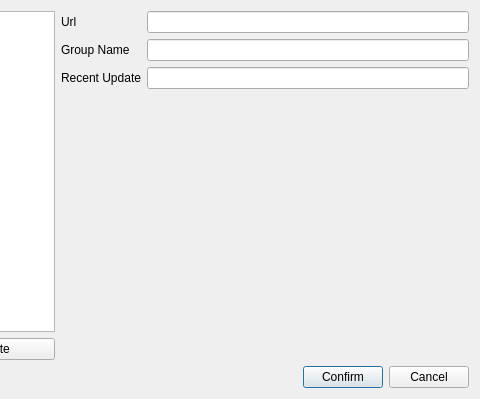
The window that ui/subscribedialog.ui (Trojan-Qt5/Trojan-Qt5) describes before a commit, drawn with Qt 5; both pictures show x 212 to 692 and y 0 to 399 of the 692 by 399 pixel window.
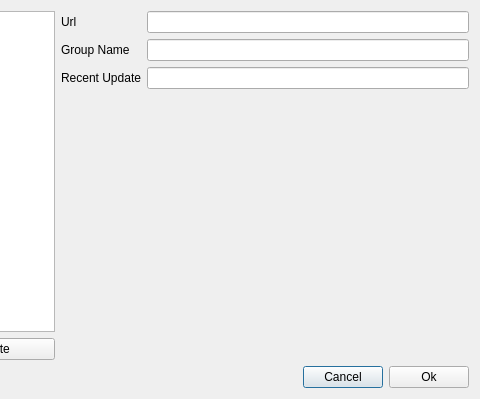
The same window after the commit.

The edit to the form file:
```diff
--- a/ui/subscribedialog.ui
+++ b/ui/subscribedialog.ui
@@ -74,13 +74,6 @@
        </property>
       </spacer>
      </item>
-     <item>
-      <widget class="QPushButton" name="confirmButton">
-       <property name="text">
-        <string>Confirm</string>
-       </property>
-      </widget>
-     </item>
      <item>
       <widget class="QPushButton" name="cancelButton">
        <property name="text">
@@ -88,6 +81,13 @@
        </property>
       </widget>
      </item>
+     <item>
+      <widget class="QPushButton" name="confirmButton">
+       <property name="text">
+        <string>Ok</string>
+       </property>
+      </widget>
+     </item>
     </layout>
    </item>
    <item row="0" column="0">
```
Left out of the diff: 2 changed lines with no effect on the pictures.
